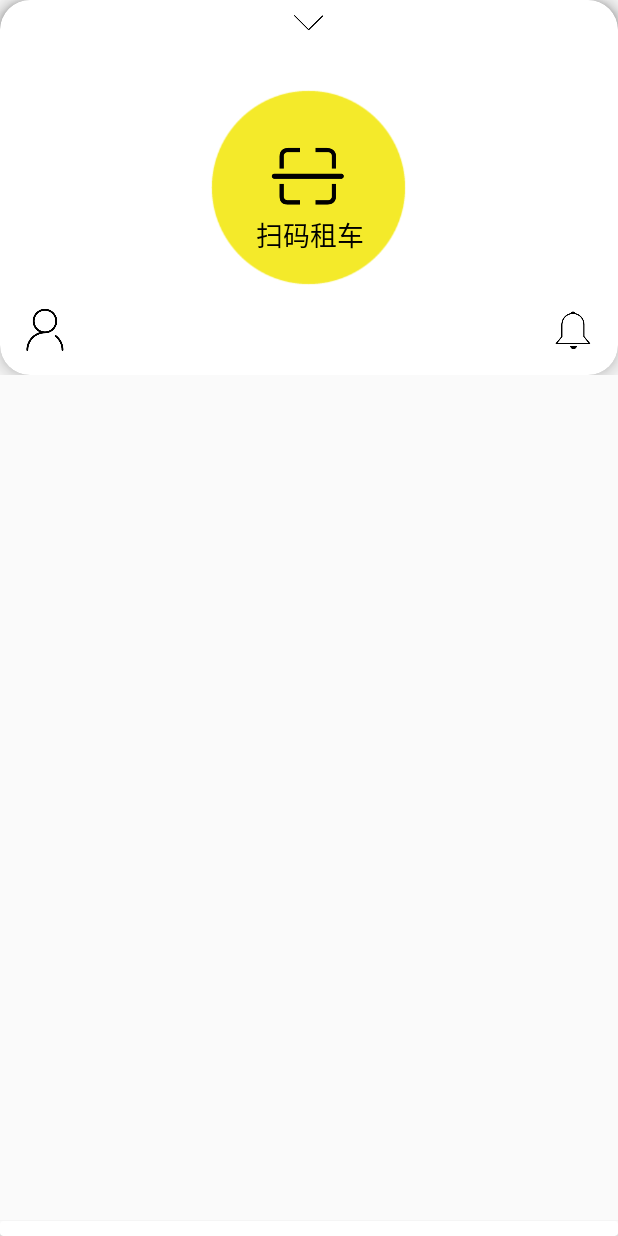
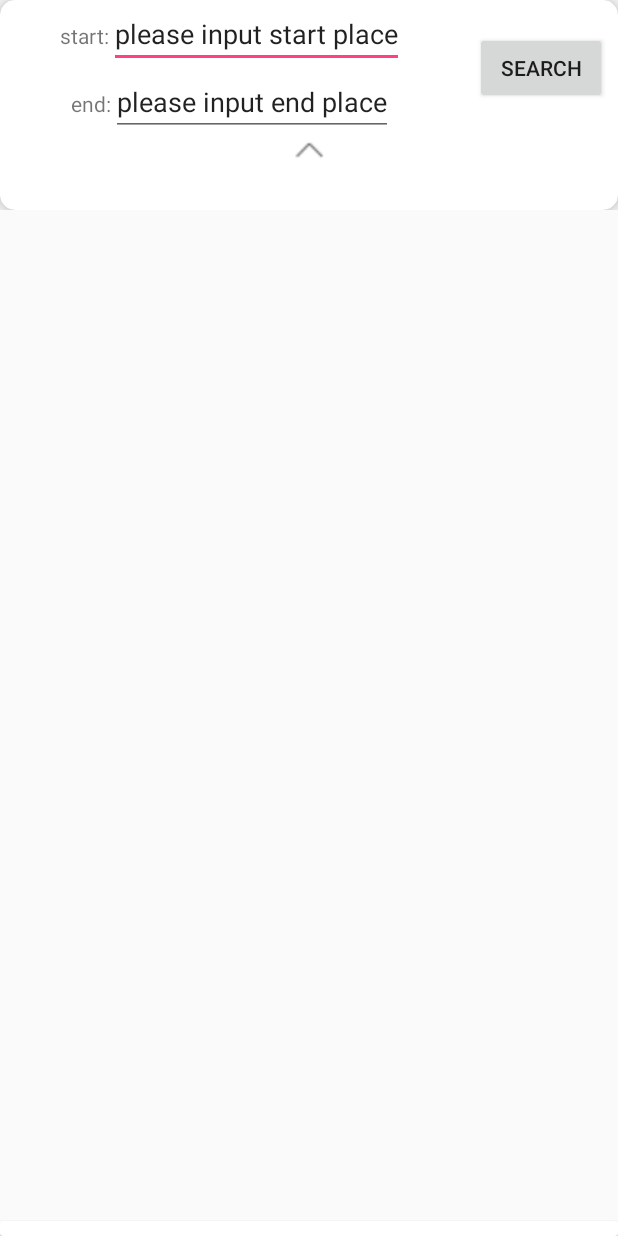
Before and after one commit to zr472334635/git, an Android app: the layout activity_main.xml on its own in the app's theme, with its tools: preview values and no code run, on a phone screen of 412 x 824 dp. Run offline under Robolectric (Android 15) with nearby library versions, the phone set to English and light mode, and no system bars.

Commit message:
note_duray 2017/11/30

```diff
--- a/app/src/main/res/layout/activity_main.xml
+++ b/app/src/main/res/layout/activity_main.xml
@@ -8,63 +8,112 @@
     tools:context="com.zr.study.disuo_1.Activity.MainActivity">
 
 
-
-
     <FrameLayout
         android:id="@+id/fl_map"
         android:layout_width="wrap_content"
-            android:layout_height="wrap_content">
-        </FrameLayout>
+        android:layout_height="wrap_content"></FrameLayout>
 
 
     <RelativeLayout
-        android:id="@+id/rl_main_rl2"
+        android:id="@+id/rl_main_top"
         android:layout_width="wrap_content"
-        android:layout_height="100dp"
-        >
+        android:layout_height="wrap_content"
+        android:gravity="center">
 
         <android.support.v7.widget.CardView
             android:layout_width="match_parent"
-            android:layout_height="100dp"
+            android:layout_height="140dp"
+            android:layout_alignParentTop="true"
             app:cardBackgroundColor="#fff"
-            app:cardCornerRadius="20dp"
-            app:cardElevation="8dp"
-            android:layout_alignParentTop="true">
+            app:cardCornerRadius="10dp"
+            app:cardElevation="8dp">
+
+            <LinearLayout
+                android:layout_width="match_parent"
+                android:layout_height="wrap_content"
+                android:orientation="vertical"
+                android:gravity="center">
+
+                <LinearLayout
+                    android:layout_width="match_parent"
+                    android:layout_height="wrap_content"
+                    android:orientation="horizontal"
+                    android:gravity="center">
+
+                    <LinearLayout
+                        android:layout_width="match_parent"
+                        android:layout_height="match_parent"
+                        android:gravity="center"
+                        android:layout_weight="1"
+                        android:orientation="vertical">
 
                         <LinearLayout
                             android:layout_width="wrap_content"
                             android:layout_height="wrap_content"
-                android:orientation="vertical">
+                            android:orientation="horizontal">
+
+                            <TextView
+                                android:layout_width="wrap_content"
+                                android:layout_height="wrap_content"
+                                android:text="start:" />
+
+                            <EditText
+                                android:layout_width="wrap_content"
+                                android:layout_height="wrap_content"
+                                android:id="@+id/etv_startinput"
+                                android:text="please input start place" />
+                        </LinearLayout>
+
+                        <LinearLayout
+                            android:layout_width="wrap_content"
+                            android:layout_height="wrap_content"
+                            android:orientation="horizontal">
+
+                            <TextView
+                                android:layout_width="wrap_content"
+                                android:layout_height="wrap_content"
+                                android:text="end:" />
+
+                            <EditText
+                                android:layout_width="wrap_content"
+                                android:layout_height="wrap_content"
+                                android:id="@+id/etv_endinput"
+                                android:text="please input end place" />
+                        </LinearLayout>
+                    </LinearLayout>
 
                     <LinearLayout
                         android:layout_width="match_parent"
                         android:layout_height="match_parent"
-                    android:orientation="horizontal"
+                        android:layout_weight="3"
                         android:gravity="center">
-                    <TextView
+
+                        <Button
                             android:layout_width="wrap_content"
                             android:layout_height="wrap_content"
-                        android:text="起点："/>
-                    <EditText
-                        android:layout_width="wrap_content"
-                        android:layout_height="wrap_content"
-                        android:text="请输入起点"/>
+                            android:text="search" />
                     </LinearLayout>
+
+
+                </LinearLayout>
+
+
                 <LinearLayout
                     android:layout_width="match_parent"
-                    android:layout_height="match_parent"
-                    android:orientation="horizontal"
+                    android:layout_height="wrap_content"
                     android:gravity="center">
-                    <TextView
-                        android:layout_width="wrap_content"
-                        android:layout_height="wrap_content"
-                        android:text="终点："/>
-                    <EditText
-                        android:layout_width="wrap_content"
-                        android:layout_height="wrap_content"
-                        android:text="请输入终点"/>
+
+                    <ImageView
+                        android:id="@+id/iv_main_toparrow"
+                        android:layout_width="20dp"
+                        android:layout_height="20dp"
+                        android:layout_centerHorizontal="true"
+                        android:src="@drawable/arrow_up" />
                 </LinearLayout>
+
             </LinearLayout>
+
+
 
         </android.support.v7.widget.CardView>
 
@@ -72,81 +121,81 @@
     </RelativeLayout>
 
 
-    <RelativeLayout
-        android:id="@+id/rl_main_rl1"
-        android:layout_width="wrap_content"
-        android:layout_height="250dp">
+    <!--<RelativeLayout-->
+        <!--android:id="@+id/rl_main_bottom"-->
+        <!--android:layout_width="wrap_content"-->
+        <!--android:layout_height="250dp">-->
 
-        <android.support.v7.widget.CardView
-            android:layout_width="match_parent"
-            android:layout_height="match_parent"
-            android:layout_alignParentBottom="true"
-            app:cardBackgroundColor="#fff"
-            app:cardCornerRadius="20dp"
-            app:cardElevation="8dp">
+        <!--<android.support.v7.widget.CardView-->
+            <!--android:layout_width="match_parent"-->
+            <!--android:layout_height="match_parent"-->
+            <!--android:layout_alignParentBottom="true"-->
+            <!--app:cardBackgroundColor="#fff"-->
+            <!--app:cardCornerRadius="20dp"-->
+            <!--app:cardElevation="8dp">-->
 
-            <RelativeLayout
-                android:layout_width="wrap_content"
-                android:layout_height="wrap_content">
+            <!--<RelativeLayout-->
+                <!--android:layout_width="wrap_content"-->
+                <!--android:layout_height="wrap_content">-->
 
-                <ImageView
-                    android:id="@+id/iv_main_user"
-                    android:layout_width="60dp"
-                    android:layout_height="60dp"
-                    android:layout_alignParentBottom="true"
-                    android:padding="15dp"
-                    android:src="@drawable/account" />
+                <!--<ImageView-->
+                    <!--android:id="@+id/iv_main_user"-->
+                    <!--android:layout_width="60dp"-->
+                    <!--android:layout_height="60dp"-->
+                    <!--android:layout_alignParentBottom="true"-->
+                    <!--android:padding="15dp"-->
+                    <!--android:src="@drawable/account" />-->
 
-                <ImageView
-                    android:id="@+id/iv_main_msg"
-                    android:layout_width="60dp"
-                    android:layout_height="60dp"
-                    android:layout_alignParentBottom="true"
-                    android:layout_alignParentRight="true"
-                    android:padding="15dp"
-                    android:src="@drawable/msgicon" />
+                <!--<ImageView-->
+                    <!--android:id="@+id/iv_main_msg"-->
+                    <!--android:layout_width="60dp"-->
+                    <!--android:layout_height="60dp"-->
+                    <!--android:layout_alignParentBottom="true"-->
+                    <!--android:layout_alignParentRight="true"-->
+                    <!--android:padding="15dp"-->
+                    <!--android:src="@drawable/msgicon" />-->
 
-                <ImageView
-                    android:id="@+id/iv_main_arrow"
-                    android:layout_width="30dp"
-                    android:layout_height="30dp"
-                    android:layout_centerHorizontal="true"
-                    android:src="@drawable/arrow_down" />
+                <!--<ImageView-->
+                    <!--android:id="@+id/iv_main_bottomarrow"-->
+                    <!--android:layout_width="30dp"-->
+                    <!--android:layout_height="30dp"-->
+                    <!--android:layout_centerHorizontal="true"-->
+                    <!--android:src="@drawable/arrow_down" />-->
 
-                <RelativeLayout
-                    android:id="@+id/rl_main_rl"
-                    android:layout_width="wrap_content"
-                    android:layout_height="wrap_content"
-                    android:layout_centerInParent="true"
-                    android:padding="5dp">
+                <!--<RelativeLayout-->
+                    <!--android:id="@+id/rl_main_rl"-->
+                    <!--android:layout_width="wrap_content"-->
+                    <!--android:layout_height="wrap_content"-->
+                    <!--android:layout_centerInParent="true"-->
+                    <!--android:padding="5dp">-->
 
-                    <ImageView
-                        android:id="@+id/iv_main_circle"
-                        android:layout_width="130dp"
-                        android:layout_height="130dp"
-                        android:src="@drawable/circle" />
+                    <!--<ImageView-->
+                        <!--android:id="@+id/iv_main_circle"-->
+                        <!--android:layout_width="130dp"-->
+                        <!--android:layout_height="130dp"-->
+                        <!--android:src="@drawable/circle" />-->
 
-                    <ImageView
-                        android:id="@+id/iv_main_code"
-                        android:layout_width="60dp"
-                        android:layout_height="60dp"
-                        android:layout_centerInParent="true"
-                        android:paddingBottom="10dp"
-                        android:src="@drawable/code" />
+                    <!--<ImageView-->
+                        <!--android:id="@+id/iv_main_code"-->
+                        <!--android:layout_width="60dp"-->
+                        <!--android:layout_height="60dp"-->
+                        <!--android:layout_centerInParent="true"-->
+                        <!--android:paddingBottom="10dp"-->
+                        <!--android:src="@drawable/code" />-->
 
-                    <TextView
-                        android:layout_width="wrap_content"
-                        android:layout_height="wrap_content"
-                        android:layout_alignBottom="@+id/iv_main_circle"
-                        android:layout_marginBottom="20dp"
-                        android:layout_marginLeft="30dp"
-                        android:text="扫码租车"
-                        android:textColor="#000"
-                        android:textSize="18dp" />
-                </RelativeLayout>
-            </RelativeLayout>
-        </android.support.v7.widget.CardView>
-    </RelativeLayout>
+                    <!--<TextView-->
+                        <!--android:layout_width="wrap_content"-->
+                        <!--android:layout_height="wrap_content"-->
+                        <!--android:layout_alignBottom="@+id/iv_main_circle"-->
+                        <!--android:layout_marginBottom="20dp"-->
+                        <!--android:layout_marginLeft="30dp"-->
+                        <!--android:text="扫码租车"-->
+                        <!--android:textColor="#000"-->
+                        <!--android:textSize="18dp" />-->
+                <!--</RelativeLayout>-->
+            <!--</RelativeLayout>-->
+        <!--</android.support.v7.widget.CardView>-->
+    <!--</RelativeLayout>-->
 
     <android.support.v7.widget.CardView
         android:layout_width="match_parent"
@@ -156,8 +205,4 @@
         app:cardBackgroundColor="#fff"></android.support.v7.widget.CardView>
 
 
-
-
-
-
 </RelativeLayout>
```
Also changed, not shown: app/src/main/java/com/zr/study/disuo_1/Activity/MainActivity.java (+107 -17 lines). Lines whose indentation alone changed are shown as unchanged.
